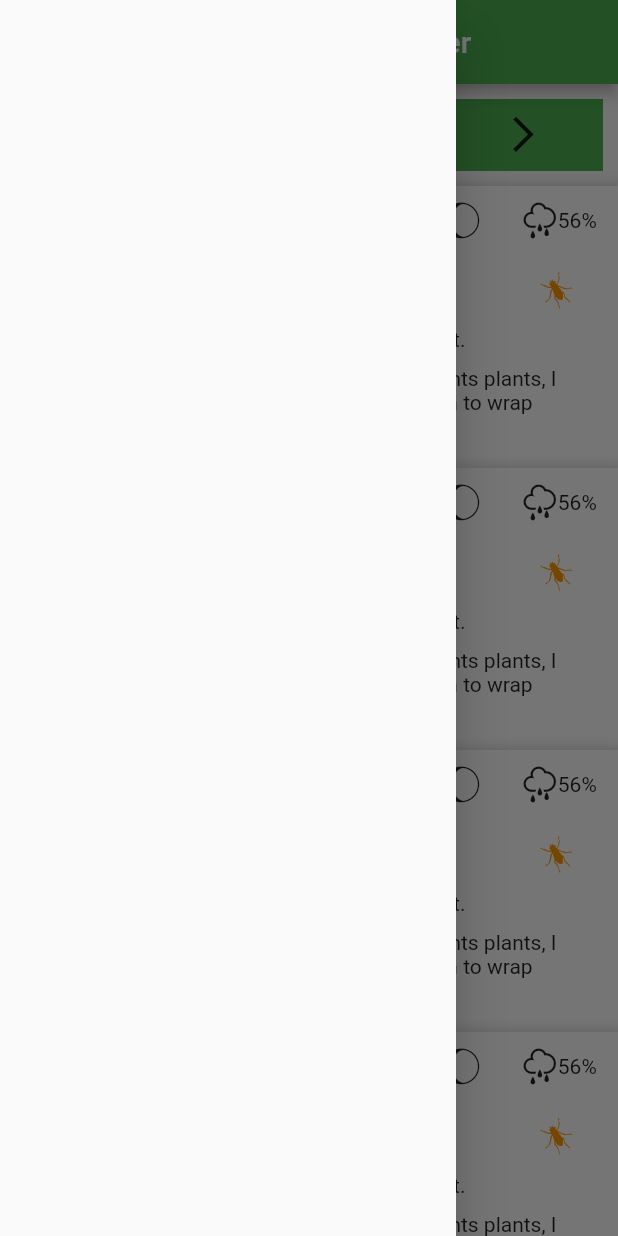
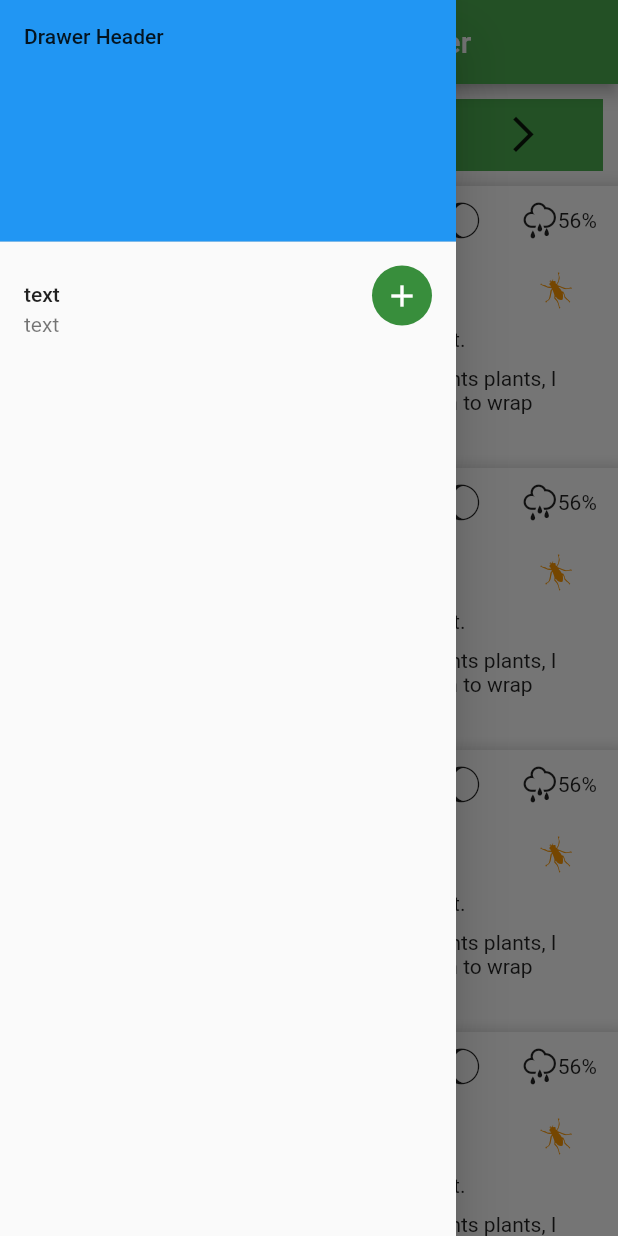
Before and after one commit to TheWithz/GardenPlanner, a Flutter app: the screen it shows after launch, with the side drawer open, on a phone screen of 412 x 824 dp. Run offline on Flutter 3.47's test engine with Material 2 defaults, Android fonts, the phone set to English and light mode, and no system bars.

```diff
--- a/lib/main.dart
+++ b/lib/main.dart
@@ -1,6 +1,6 @@
 import 'package:flutter/material.dart';
-import 'package:garden_planner/daily_wiidget.dart';
 
+import 'daily_widget.dart';
 import 'garden_planner_icons_icons.dart';
 
 void main() {
@@ -49,8 +49,32 @@ class MyApp extends StatelessWidget {
         ),
         drawer: Drawer(
           child: ListView(
+            padding: EdgeInsets.zero,
             children: [
-              ListTile(),
+              DrawerHeader(
+                child: Text('Drawer Header'),
+                decoration: BoxDecoration(
+                  color: Colors.blue,
+                ),
+              ),
+              ListTile(
+                title: Text(
+                  "text",
+                ),
+                subtitle: Text(
+                  "text",
+                ),
+                trailing: Column(
+                  children: <Widget>[
+                    CircleAvatar(
+                      child: IconButton(
+                        icon: Icon(Icons.add),
+                        onPressed: () {},
+                      ),
+                    ),
+                  ],
+                ),
+              ),
               ListTile(),
               ListTile(),
               ListTile(),
```
Also changed, not shown: pubspec.yaml (+7 -45 lines), assets/icon/planner-icon.png (added), lib/daily_widget.dart (renamed from lib/daily_wiidget.dart), pubspec.lock, 7 other files.
